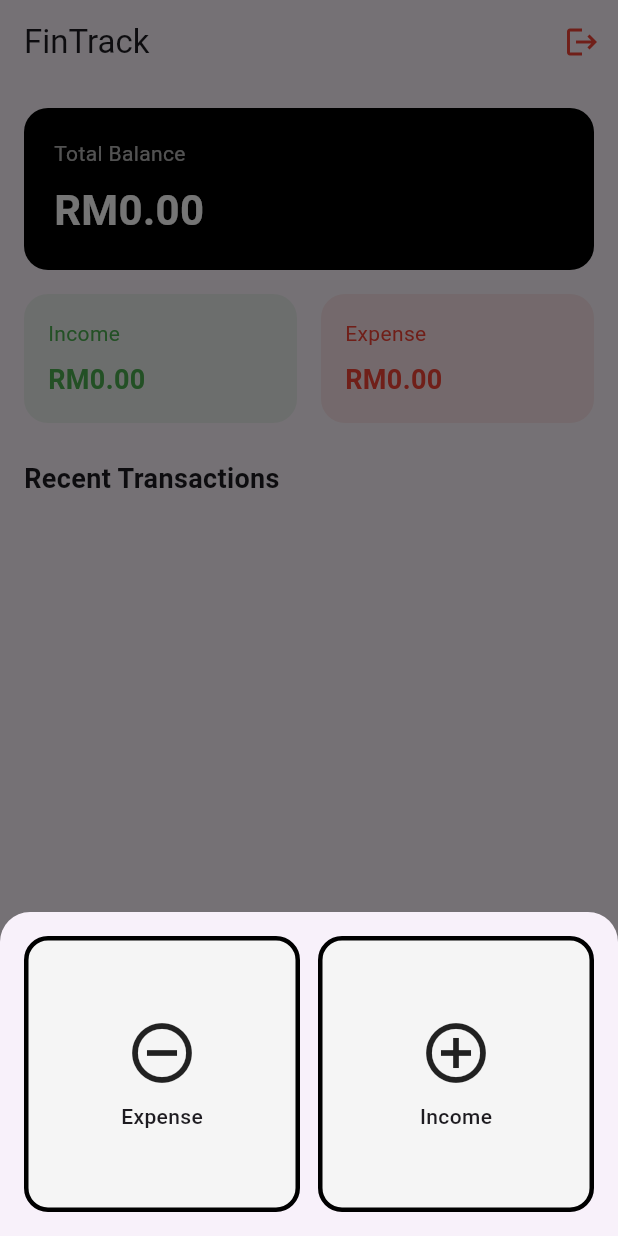
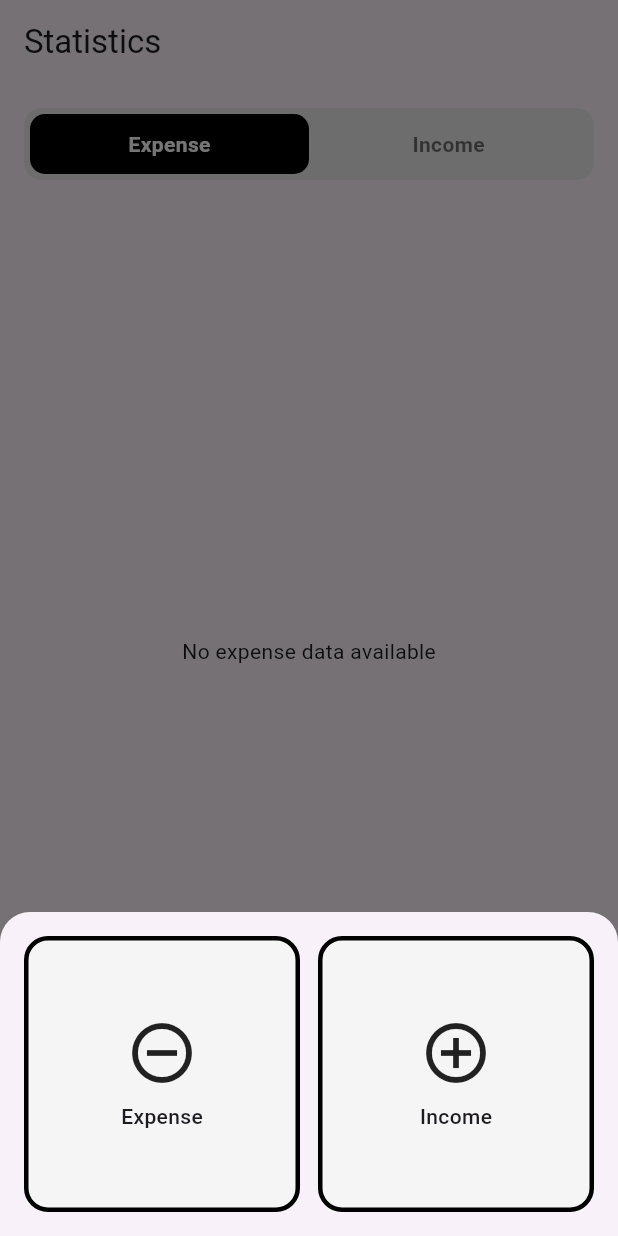
Before and after one commit to EeSzen/mobile_finance_tracker, a Flutter app: the screen it shows once a user with an empty profile is signed in, item 4 of the bottom bar chosen, after a tap on the "dashboard" icon, after a tap on the "add" icon, on a phone screen of 412 x 824 dp. Run offline on Flutter 3.47's test engine with Material 3 defaults, Android fonts, the phone set to English and light mode, and no system bars; our stand-ins replace cloud_firestore, firebase_auth, firebase_core, fl_chart, go_router, google_sign_in; accounts and stored records are empty.

Commit message:
Added a stats screen for now

```diff
--- a/lib/data/repo/services/expense_service.dart
+++ b/lib/data/repo/services/expense_service.dart
@@ -29,7 +29,9 @@ class ExpenseService {
         .map((snapshot) =>
             snapshot.docs.map((doc) =>
             Expense.fromMap(
-              doc.data() as Map<String, dynamic>)
+              doc.data() as Map<String, dynamic>,
+              docId: doc.id
+              )
             ).toList());
   }
 }
--- a/lib/navigation/nav.dart
+++ b/lib/navigation/nav.dart
@@ -8,6 +8,7 @@ import 'package:fintrack/ui/auth/register_screen.dart';
 import 'package:fintrack/ui/manage/add/add_expense_screen.dart';
 import 'package:fintrack/ui/manage/add/add_revenue_screen.dart';
 import 'package:fintrack/ui/profile/profile_screen.dart';
+import 'package:fintrack/ui/stats/stats_screen.dart';
 import 'package:firebase_auth/firebase_auth.dart';
 import 'package:flutter/material.dart';
 import 'package:go_router/go_router.dart';
@@ -66,7 +67,8 @@ class Nav {
           ),
           GoRoute(
             path: "/stats",
-            builder: (context, state) => const Placeholder(),
+            name: Screen.stats.name,
+            builder: (context, state) => const StatsScreen(),
           ),
           GoRoute(
             path: "/market",
@@ -113,5 +115,5 @@ class Nav {
 }
 
 enum Screen{
-  home , login, register, auth, profile ,add_expense, add_revenue
+  home , login, register, auth, profile ,add_expense, add_revenue, stats
 }
--- /dev/null
+++ b/lib/ui/stats/charts/expense_chart.dart
@@ -0,0 +1,94 @@
+import 'package:fintrack/data/enums/expenses_category.dart';
+import 'package:fl_chart/fl_chart.dart';
+import 'package:flutter/material.dart';
+
+class ExpenseChart extends StatelessWidget {
+  final Map<ExpenseCategory, double> totals;
+
+  const ExpenseChart({super.key, required this.totals});
+
+  @override
+  Widget build(BuildContext context) {
+    if (totals.isEmpty) {
+      return const Center(child: Text("No expense data available"));
+    }
+
+    final total = totals.values.reduce((a, b) => a + b);
+
+    return Column(
+      children: [
+        // Pie Chart
+        SizedBox(
+          height: 250,
+          child: PieChart(
+            PieChartData(
+              sections: totals.entries.map((entry) {
+                final percentage = (entry.value / total) * 100;
+                return PieChartSectionData(
+                  value: entry.value,
+                  title: '${percentage.toStringAsFixed(1)}%',
+                  color: _getCategoryColor(entry.key),
+                  radius: 100,
+                  titleStyle: const TextStyle(
+                    fontSize: 14,
+                    fontWeight: FontWeight.bold,
+                    color: Colors.white,
+                  ),
+                );
+              }).toList(),
+              sectionsSpace: 2,
+              centerSpaceRadius: 40,
+            ),
+          ),
+        ),
+        const SizedBox(height: 20),
+
+        // Legend
+        Expanded(
+          child: ListView(
+            children: totals.entries.map((entry) {
+              return Padding(
+                padding: const EdgeInsets.symmetric(vertical: 8),
+                child: Row(
+                  children: [
+                    Container(
+                      width: 16,
+                      height: 16,
+                      decoration: BoxDecoration(
+                        color: _getCategoryColor(entry.key),
+                        shape: BoxShape.circle,
+                      ),
+                    ),
+                    const SizedBox(width: 12),
+                    Icon(entry.key.icon, size: 20),
+                    const SizedBox(width: 8),
+                    Expanded(child: Text(entry.key.label)),
+                    Text(
+                      "RM${entry.value.toStringAsFixed(2)}",
+                      style: const TextStyle(fontWeight: FontWeight.bold),
+                    ),
+                  ],
+                ),
+              );
+            }).toList(),
+          ),
+        ),
+      ],
+    );
+  }
+
+  Color _getCategoryColor(ExpenseCategory category) {
+    switch (category) {
+      case ExpenseCategory.food:
+        return Colors.orange;
+      case ExpenseCategory.transport:
+        return Colors.blue;
+      case ExpenseCategory.rent:
+        return Colors.purple;
+      case ExpenseCategory.utilities:
+        return Colors.green;
+      case ExpenseCategory.entertainment:
+        return Colors.red;
+    }
+  }
+}
--- /dev/null
+++ b/lib/ui/stats/expense_stats.dart
@@ -0,0 +1,38 @@
+import 'package:fintrack/data/enums/expenses_category.dart';
+import 'package:fintrack/data/model/expense.dart';
+import 'package:fintrack/data/repo/services/expense_service.dart';
+import 'package:fintrack/ui/stats/charts/expense_chart.dart';
+import 'package:flutter/material.dart';
+
+class ExpenseStats extends StatelessWidget {
+  const ExpenseStats({super.key});
+
+  @override
+  Widget build(BuildContext context) {
+    return StreamBuilder<List<Expense>>(
+      stream: ExpenseService().getExpensesStream(),
+      builder: (context, snap) {
+        if (snap.hasError) {
+          return Center(
+            child: Text('Error: ${snap.error}\n${snap.stackTrace}'),
+          );
+        }
+
+        if (!snap.hasData) {
+          return const Center(child: CircularProgressIndicator());
+        }
+
+        final expenses = snap.data!;
+
+        final Map<ExpenseCategory, double> totals = {};
+
+        for (final e in expenses) {
+          totals[e.category] = (totals[e.category] ?? 0) + e.amount;
+        }
+
+        // return Text("Test: ${expenses.length} expenses");
+        return ExpenseChart(totals: totals);
+      },
+    );
+  }
+}
--- /dev/null
+++ b/lib/ui/stats/stats_screen.dart
@@ -0,0 +1,82 @@
+import 'package:fintrack/ui/stats/expense_stats.dart';
+import 'package:fintrack/ui/stats/revenue_stats.dart';
+import 'package:flutter/material.dart';
+
+class StatsScreen extends StatefulWidget {
+  const StatsScreen({super.key});
+
+  @override
+  State<StatsScreen> createState() => _StatsScreenState();
+}
+
+class _StatsScreenState extends State<StatsScreen> {
+  bool showExpense = true;
+
+  @override
+  Widget build(BuildContext context) {
+    return Scaffold(
+      appBar: AppBar(title: const Text("Statistics")),
+      body: Padding(
+        padding: const EdgeInsets.all(16),
+        child: Column(
+          children: [
+            _buildToggle(),
+            const SizedBox(height: 20),
+            Expanded(child: _buildStatsContent()),
+          ],
+        ),
+      ),
+    );
+  }
+
+  Widget _buildToggle() {
+    return Container(
+      padding: const EdgeInsets.all(4),
+      decoration: BoxDecoration(
+        color: Colors.grey.shade200,
+        borderRadius: BorderRadius.circular(12),
+      ),
+      child: Row(
+        children: [
+          _toggleButton("Expense", showExpense, () {
+            setState(() => showExpense = true);
+          }),
+          _toggleButton("Income", !showExpense, () {
+            setState(() => showExpense = false);
+          }),
+        ],
+      ),
+    );
+  }
+
+  Widget _toggleButton(String label, bool active, VoidCallback onTap) {
+    return Expanded(
+      child: GestureDetector(
+        onTap: onTap,
+        child: Container(
+          padding: const EdgeInsets.symmetric(vertical: 10),
+          decoration: BoxDecoration(
+            color: active ? Colors.black : Colors.transparent,
+            borderRadius: BorderRadius.circular(10),
+          ),
+          alignment: Alignment.center,
+          child: Text(
+            label,
+            style: TextStyle(
+              color: active ? Colors.white : Colors.black54,
+              fontWeight: FontWeight.w600,
+            ),
+          ),
+        ),
+      ),
+    );
+  }
+
+  Widget _buildStatsContent() {
+    if (showExpense) {
+      return const ExpenseStats();
+    } else {
+      return const RevenueStats();
+    }
+  }
+}
--- a/pubspec.yaml
+++ b/pubspec.yaml
@@ -39,6 +39,7 @@ dependencies:
   firebase_auth: ^4.17.0
   cloud_firestore: ^4.15.0
   google_sign_in: ^6.2.1
+  fl_chart: ^1.1.1
 
 dev_dependencies:
   flutter_test:
```
Also changed, not shown: lib/components/bottom_nav.dart (+13 -13 lines), lib/ui/stats/charts/revenue_chart.dart (added, +90 -0 lines), lib/ui/stats/revenue_stats.dart (added, +37 -0 lines).
